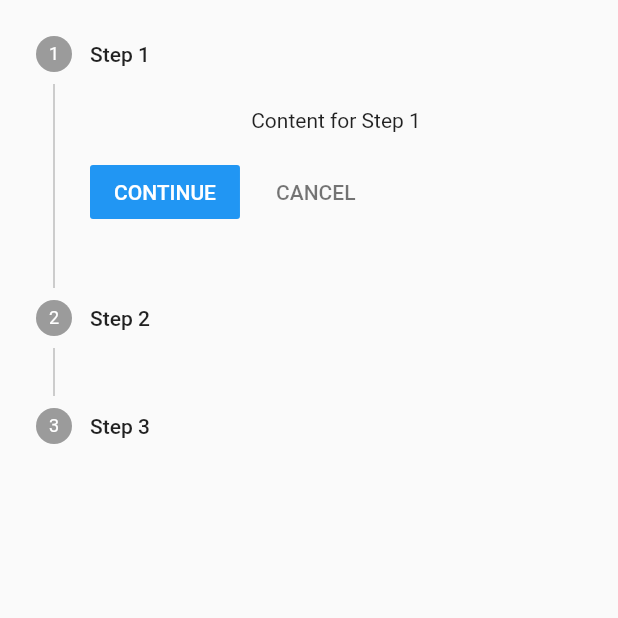
After one commit to softdevomar/Fluttur_practice_project, a Flutter app: the _bulder_stepper screen opened directly, after a tap on "CONTINUE", after a tap on "CANCEL", on a phone screen of 412 x 824 dp, the top half of it. The commit adds this screen. Run offline on Flutter 3.47's test engine with Material 2 defaults, Android fonts, the phone set to English and light mode, and no system bars; our stand-ins replace cloud_firestore, firebase_core, google_mobile_ads, sqflite, video_player; accounts and stored records are empty.

Commit message:
code update

```diff
--- a/lib/main.dart
+++ b/lib/main.dart
@@ -1,10 +1,15 @@
 import 'package:flutter/material.dart';
 import 'package:firebase_core/firebase_core.dart' as firebase_core;
+import 'package:flutter/services.dart';
 import 'package:google_mobile_ads/google_mobile_ads.dart';
 import 'package:practice_project/button_desable_and_Enable/desable_and_Enable.dart';
 
 
 void main() async{
+  SystemChrome.setSystemUIOverlayStyle(SystemUiOverlayStyle(
+    statusBarBrightness: Brightness.dark,
+        statusBarColor: Colors.blue
+  ));
   WidgetsFlutterBinding.ensureInitialized();
    MobileAds.instance.initialize();
   await firebase_core.Firebase.initializeApp();
--- /dev/null
+++ b/lib/widget_Store/Stepper_widget.dart
@@ -0,0 +1,46 @@
+import 'package:flutter/material.dart';
+class _bulder_stepper extends StatefulWidget {
+  const _bulder_stepper({Key? key}) : super(key: key);
+
+  @override
+  State<_bulder_stepper> createState() => _bulder_stepperState();
+}
+
+class _bulder_stepperState extends State<_bulder_stepper> {
+  @override
+  int currentStep =0;
+  Widget build(BuildContext context) {
+    return Scaffold(
+      body: SingleChildScrollView(
+        child: Column(
+          crossAxisAlignment: CrossAxisAlignment.start,
+          children: [
+
+            Stepper(
+                currentStep: currentStep,
+                onStepTapped: (index){
+                  setState(()=>currentStep);
+                },
+                onStepContinue: (){
+                  if(currentStep !=3){
+                    setState(()=>currentStep++);
+                  }
+                },
+                onStepCancel: (){
+                  if(currentStep !=0){
+                    setState(()=>currentStep--);
+                  }
+                },
+                steps:[
+                  Step(isActive: currentStep>=1,title: Text("Step 1"), content: Text("Content for Step 1")),
+                  Step(isActive: currentStep>=2,title: Text("Step 2"), content: Text("Content for Step 2")),
+                  Step(isActive: currentStep>=3,title: Text("Step 3"), content: Text("Content for Step 3")),
+                ]
+            )
+
+          ],
+        ),
+      ),
+    );
+  }
+}
```
